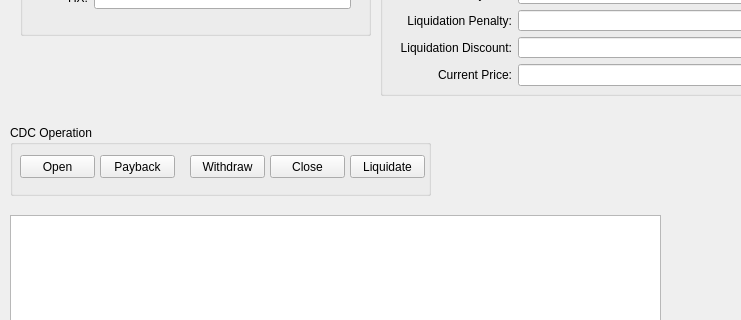
First picture: the form in examples/pcm_main.ui, repository hyperdao/stable_coin_python_sdk, before the edit; both pictures show x 0 to 741 and y 165 to 485 of the 983 by 671 pixel window.
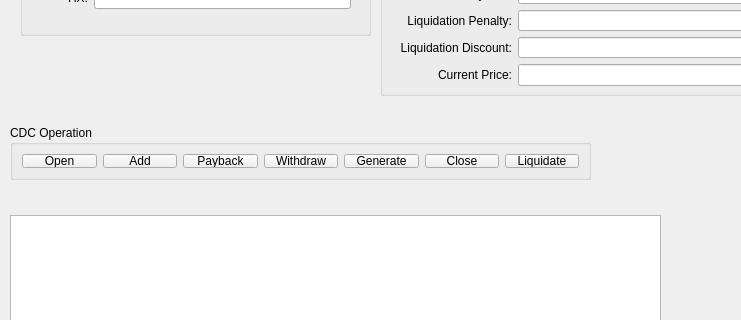
Second picture: the form after the edit.

Commit message: connect cdc operation buttons to slot

The edit to the form file:
```diff
--- a/examples/pcm_main.ui
+++ b/examples/pcm_main.ui
@@ -261,78 +261,64 @@
      <rect>
       <x>10</x>
       <y>290</y>
-      <width>421</width>
-      <height>71</height>
+      <width>581</width>
+      <height>55</height>
      </rect>
     </property>
     <property name="title">
      <string>CDC Operation</string>
     </property>
+    <layout class="QHBoxLayout" name="horizontalLayout">
+     <item>
     <widget class="QPushButton" name="btnOpenCdc">
-     <property name="geometry">
-      <rect>
-       <x>10</x>
-       <y>30</y>
-       <width>75</width>
-       <height>23</height>
-      </rect>
-     </property>
      <property name="text">
       <string>Open</string>
      </property>
     </widget>
-    <widget class="QPushButton" name="pushButton_2">
-     <property name="geometry">
-      <rect>
-       <x>90</x>
-       <y>30</y>
-       <width>75</width>
-       <height>23</height>
-      </rect>
-     </property>
+     </item>
+     <item>
+      <widget class="QPushButton" name="btnAdd">
+       <property name="text">
+        <string>Add</string>
+       </property>
+      </widget>
+     </item>
+     <item>
+      <widget class="QPushButton" name="btnPayback">
      <property name="text">
       <string>Payback</string>
      </property>
     </widget>
-    <widget class="QPushButton" name="pushButton_3">
-     <property name="geometry">
-      <rect>
-       <x>180</x>
-       <y>30</y>
-       <width>75</width>
-       <height>23</height>
-      </rect>
-     </property>
+     </item>
+     <item>
+      <widget class="QPushButton" name="btnWithdraw">
      <property name="text">
       <string>Withdraw</string>
      </property>
     </widget>
-    <widget class="QPushButton" name="pushButton_4">
-     <property name="geometry">
-      <rect>
-       <x>260</x>
-       <y>30</y>
-       <width>75</width>
-       <height>23</height>
-      </rect>
-     </property>
+     </item>
+     <item>
+      <widget class="QPushButton" name="btnGenerate">
+       <property name="text">
+        <string>Generate</string>
+       </property>
+      </widget>
+     </item>
+     <item>
+      <widget class="QPushButton" name="btnCloseCdc">
      <property name="text">
       <string>Close</string>
      </property>
     </widget>
-    <widget class="QPushButton" name="pushButton_5">
-     <property name="geometry">
-      <rect>
-       <x>340</x>
-       <y>30</y>
-       <width>75</width>
-       <height>23</height>
-      </rect>
-     </property>
+     </item>
+     <item>
+      <widget class="QPushButton" name="btnLiquidate">
      <property name="text">
       <string>Liquidate</string>
      </property>
     </widget>
+     </item>
+    </layout>
    </widget>
   </widget>
   <widget class="QMenuBar" name="menubar">
```
Lines whose indentation alone changed are shown as unchanged. The commit also changes 5 other files.
